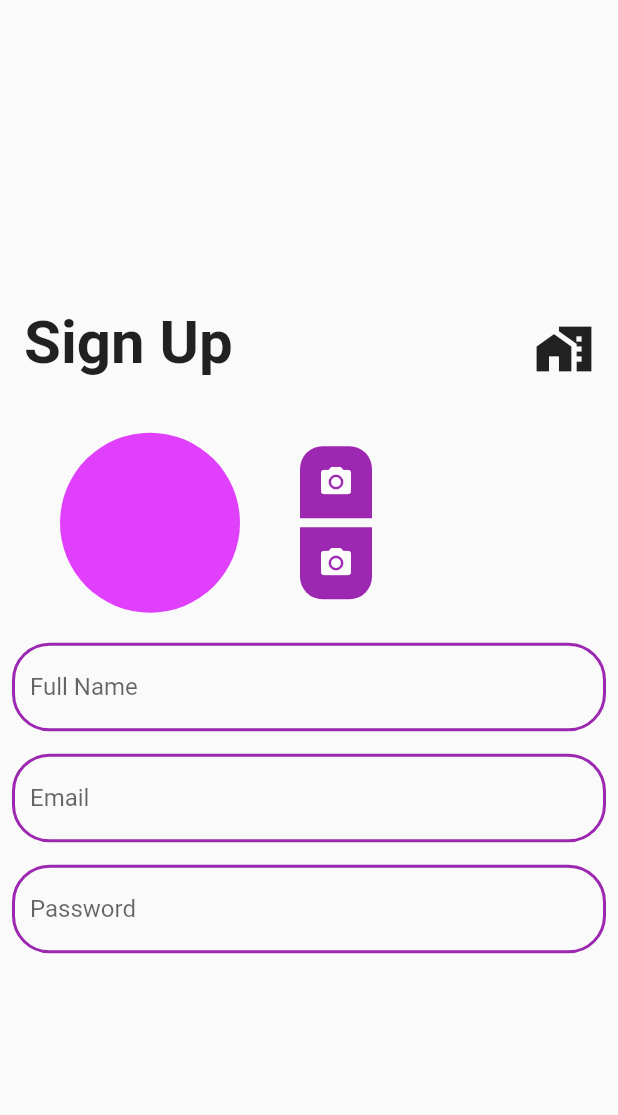
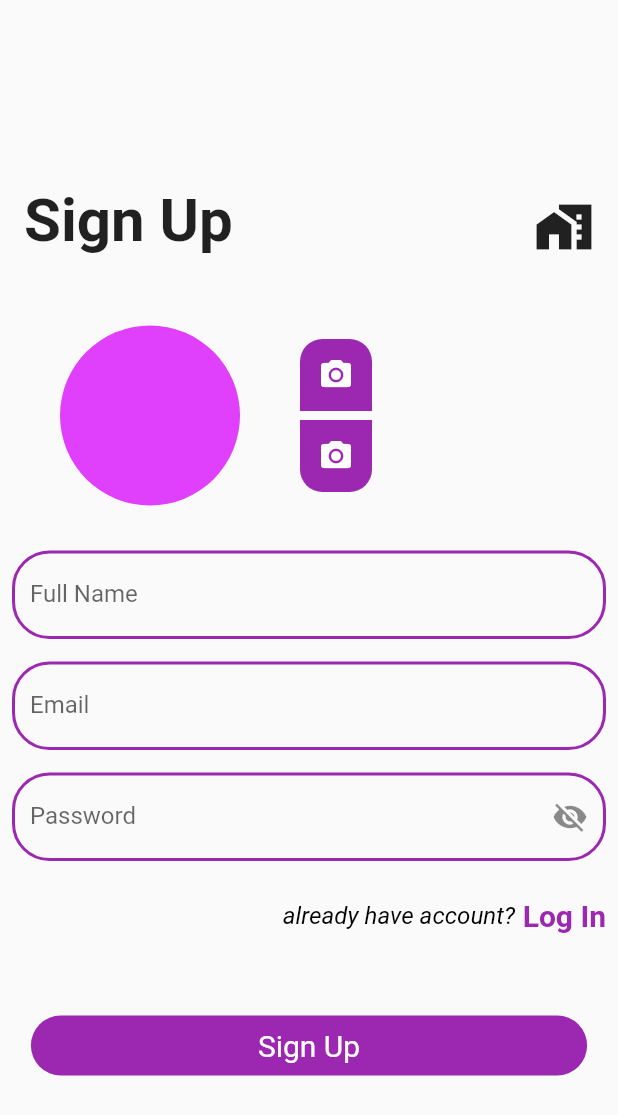
Before and after one commit to fluttberry/shop_app, a Flutter app: the screen it shows after launch, on a phone screen of 412 x 824 dp. Shown: the top 1115 px of the screen. Run offline on Flutter 3.47's test engine with Material 2 defaults, Android fonts, the phone set to English and light mode, and no system bars; our stand-ins replace animated_text_kit.

Commit message:
register page functions

```diff
--- a/lib/app/constants/decoration/app_decoration.dart
+++ b/lib/app/constants/decoration/app_decoration.dart
@@ -1,13 +1,31 @@
-import 'package:flutter/cupertino.dart';
+import 'package:flutter/material.dart';
+import 'package:shop_app/app/constants/colors/app_colors.dart';
 
-class AppDecartion {
+class AppDecoration {
   // ignore: prefer_const_constructors
-  static const Decoration welcomeDecoration = BoxDecoration(
-    image: DecorationImage(
+  static Decoration welcomeDecoration = BoxDecoration(
+    image: const DecorationImage(
       fit: BoxFit.cover,
-      image: AssetImage(
-        'images/inapp/bgimage.jpg',
-      ),
+      image: AssetImage('images/inapp/bgimage.jpg'),
+    ),
+  );
+  static Decoration purple20Decration = BoxDecoration(
+    borderRadius: BorderRadius.circular(20.0),
+    color: AppColors.purple,
+  );
+  // ignore: prefer_const_constructors
+  static Decoration purple15bottom = BoxDecoration(
+    color: AppColors.purple,
+    borderRadius: const BorderRadius.only(
+      bottomLeft: Radius.circular(15),
+      bottomRight: Radius.circular(15),
+    ),
+  );
+  static Decoration purple15top = const BoxDecoration(
+    color: AppColors.purple,
+    borderRadius: BorderRadius.only(
+      topLeft: Radius.circular(15),
+      topRight: Radius.circular(15),
     ),
   );
 }
--- a/lib/app/constants/presentation/auth/customer_register.dart
+++ b/lib/app/constants/presentation/auth/customer_register.dart
@@ -1,7 +1,9 @@
 import 'dart:developer';
 import 'package:flutter/material.dart';
 import 'package:shop_app/app/constants/colors/app_colors.dart';
+import 'package:shop_app/app/constants/decoration/app_decoration.dart';
 import 'package:shop_app/app/constants/presentation/widgets/auth_widgets/text_form_field_widget.dart';
+import 'package:shop_app/app/constants/text_styles/app_text_styles.dart';
 
 class CustomerRegister extends StatefulWidget {
   const CustomerRegister({super.key});
@@ -14,7 +16,10 @@ class _CustomerRegisterState extends State<CustomerRegister> {
   @override
   Widget build(BuildContext context) {
     return Scaffold(
-      body: Column(
+      body: SafeArea(
+        child: Center(
+          child: SingleChildScrollView(
+            child: Column(
               mainAxisAlignment: MainAxisAlignment.center,
               children: [
                 Padding(
@@ -32,7 +37,8 @@ class _CustomerRegisterState extends State<CustomerRegister> {
                       ),
                       IconButton(
                         onPressed: () {
-                    Navigator.pushReplacementNamed(context, '/welcome_screen');
+                          Navigator.pushReplacementNamed(
+                              context, '/welcome_screen');
                         },
                         icon: const Icon(
                           Icons.home_work,
@@ -46,7 +52,7 @@ class _CustomerRegisterState extends State<CustomerRegister> {
                   children: [
                     const Padding(
                       padding: EdgeInsets.symmetric(
-                  vertical: 20,
+                        vertical: 30,
                         horizontal: 40,
                       ),
                       child: CircleAvatar(
@@ -102,31 +108,75 @@ class _CustomerRegisterState extends State<CustomerRegister> {
                 Padding(
                   padding: const EdgeInsets.symmetric(horizontal: 8),
                   child: Column(
-              children: const [
-                TextFormFieldWidget(
+                    children: [
+                      const TextFormFieldWidget(
                         hintText: 'Enter your full name',
                         labelText: 'Full Name',
                       ),
-                SizedBox(
+                      const SizedBox(
+                        height: 15,
+                      ),
+                      const TextFormFieldWidget(
+                        hintText: 'Enter your email',
+                        labelText: 'Email',
+                      ),
+                      const SizedBox(
                         height: 15,
                       ),
                       TextFormFieldWidget(
-                  hintText: 'Enter your email',
-                  labelText: 'Email',
+                        obscureText: true,
+                        hintText: 'Enter your password',
+                        labelText: 'Password',
+                        widget: IconButton(
+                          onPressed: () {},
+                          icon: const Icon(
+                            Icons.visibility_off,
+                          ),
+                        ),
+                      ),
+                      const SizedBox(
+                        height: 25.0,
+                      ),
+                      Row(
+                        mainAxisAlignment: MainAxisAlignment.end,
+                        children: const [
+                          Text(
+                            'already have account?',
+                            style: AppTextStyles.black16Italic,
                           ),
                           SizedBox(
-                  height: 15,
+                            width: 5.0,
                           ),
-                TextFormFieldWidget(
-                  hintText: 'Enter your password',
-                  labelText: 'Password',
+                          Text(
+                            'Log In',
+                            style: AppTextStyles.purple20Bold,
+                          ),
+                        ],
                       ),
                     ],
                   ),
                 ),
+                const SizedBox(
+                  height: 55,
+                ),
+                Container(
+                  // ignore: sort_child_properties_last
+                  child: const Center(
+                    child: Text(
+                      'Sign Up',
+                      style: AppTextStyles.white20,
+                    ),
+                  ),
+                  height: 40.0,
+                  width: MediaQuery.of(context).size.width * 0.90,
+                  decoration: AppDecoration.purple20Decration,
+                ),
               ],
+            ),
+          ),
+        ),
       ),
     );
   }
 }
-//https://www.youtube.com/watch?v=OoiJCnPbWj0 53
+//https://www.youtube.com/watch?v=OoiJCnPbWj0 1-15
--- a/lib/app/constants/presentation/main_screen/welcome_screen.dart
+++ b/lib/app/constants/presentation/main_screen/welcome_screen.dart
@@ -48,7 +48,7 @@ class _WelcomeScreenState extends State<WelcomeScreen>
   Widget build(BuildContext context) {
     return Scaffold(
       body: Container(
-        decoration: AppDecartion.welcomeDecoration,
+        decoration: AppDecoration.welcomeDecoration,
         constraints: const BoxConstraints.expand(),
         child: SafeArea(
           child: Column(
--- a/lib/app/constants/presentation/widgets/auth_widgets/text_form_field_widget.dart
+++ b/lib/app/constants/presentation/widgets/auth_widgets/text_form_field_widget.dart
@@ -6,15 +6,21 @@ class TextFormFieldWidget extends StatelessWidget {
     super.key,
     required this.hintText,
     required this.labelText,
+    this.widget,
+    this.obscureText = false,
   });
 
   final String hintText;
   final String labelText;
+  final Widget? widget;
+  final bool obscureText;
 
   @override
   Widget build(BuildContext context) {
     return TextFormField(
+      obscureText: obscureText,
       decoration: InputDecoration(
+        suffixIcon: widget,
         labelText: labelText,
         hintText: hintText,
         enabledBorder: OutlineInputBorder(
--- a/lib/app/constants/text_styles/app_text_styles.dart
+++ b/lib/app/constants/text_styles/app_text_styles.dart
@@ -37,10 +37,10 @@ class AppTextStyles {
     fontWeight: FontWeight.w700,
   );
 
-  static const TextStyle purple15Bold = TextStyle(
+  static const TextStyle purple20Bold = TextStyle(
     color: AppColors.purple,
     fontWeight: FontWeight.bold,
-    fontSize: 15.0,
+    fontSize: 20.0,
   );
   static const TextStyle red25Acme = TextStyle(
     fontSize: 25.0,
@@ -52,6 +52,11 @@ class AppTextStyles {
     fontSize: 15.0,
     color: Colors.white,
     fontWeight: FontWeight.bold,
+  );
+  static const TextStyle black16Italic = TextStyle(
+    fontSize: 16.0,
+    color: Colors.black,
+    fontStyle: FontStyle.italic,
   );
   static const TextStyle white20 = TextStyle(
     fontSize: 20.0,
```
Lines whose indentation alone changed are shown as unchanged.
